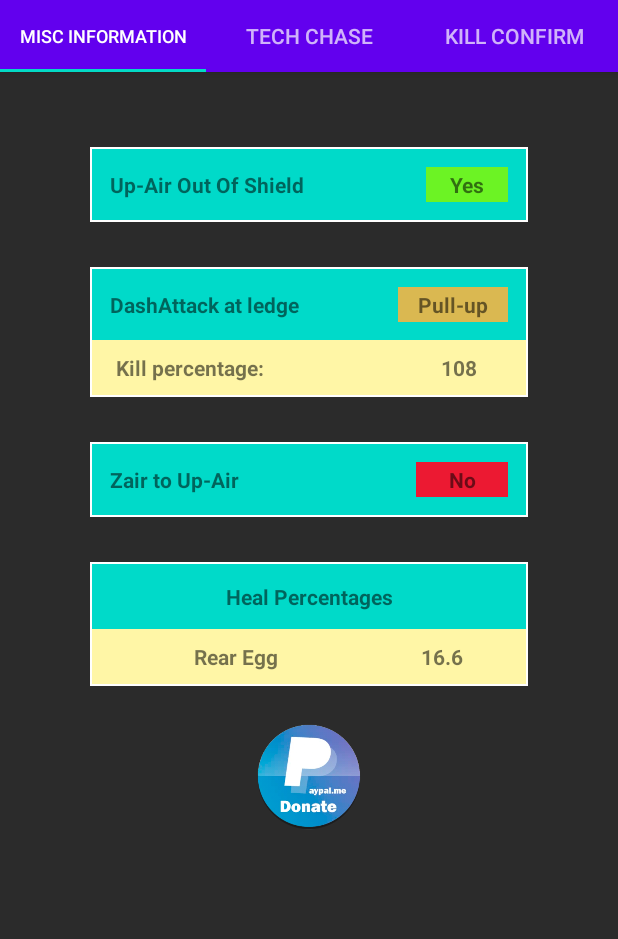
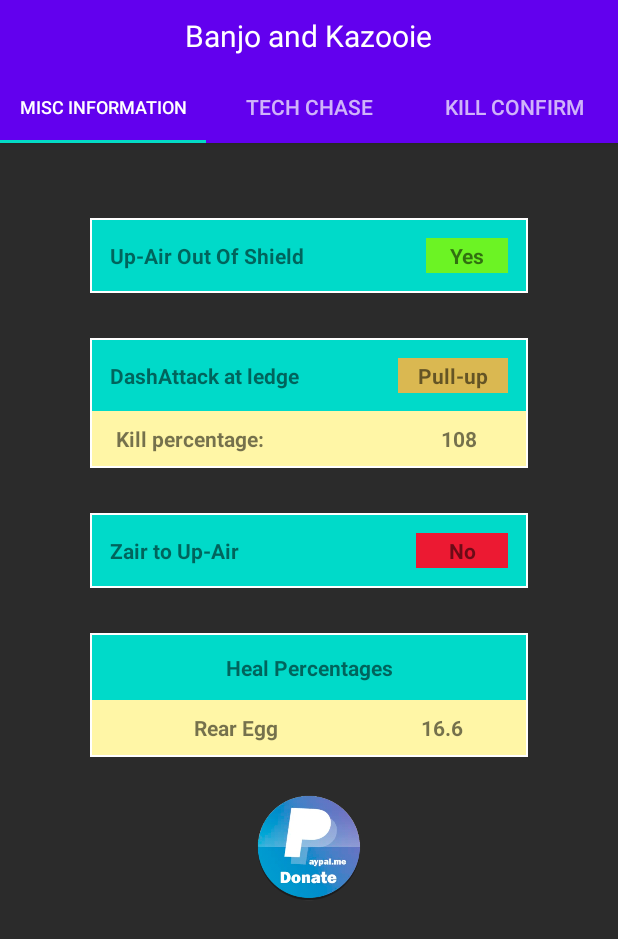
Before and after one commit to Dacrenzio/Lucapp-Android, an Android app: the screen it shows after launch (DataShowActivity), after a tap on "Banjo and Kazooie", on a phone screen of 412 x 824 dp. Shown: the top 939 px of the screen. Run offline under Robolectric (Android 15) with nearby library versions, the phone set to English and light mode, and no system bars; 1 statement that could not run was skipped.

Commit message:
Aggiunto nome del personaggio selezionato

```diff
--- a/app/src/main/java/com/lucases/CardView.java
+++ b/app/src/main/java/com/lucases/CardView.java
@@ -2,7 +2,6 @@ package com.lucases;
 
 import android.content.Context;
 import android.content.Intent;
-import android.widget.Toast;
 
 public class CardView {
     public static final String NomePG = "com.lucases.MESSAGE";
@@ -23,7 +22,7 @@ public class CardView {
     }
 
     public void click(Context c){
-        Toast.makeText(c, "Clicked on " + this.text, Toast.LENGTH_LONG).show();
+        //Toast.makeText(c, "Clicked on " + this.text, Toast.LENGTH_LONG).show();
         Intent intent = new Intent(c, DataShowActivity.class);
         intent.setFlags(Intent.FLAG_ACTIVITY_NEW_TASK);
         intent.putExtra(NomePG, this.text);
--- a/app/src/main/java/com/lucases/DataShowActivity.java
+++ b/app/src/main/java/com/lucases/DataShowActivity.java
@@ -4,6 +4,7 @@ import android.content.Intent;
 import android.graphics.Color;
 import android.os.Bundle;
 import android.view.View;
+import android.widget.TextView;
 
 import androidx.appcompat.app.AppCompatActivity;
 import androidx.viewpager2.widget.ViewPager2;
@@ -29,6 +30,8 @@ public class DataShowActivity extends AppCompatActivity {
 
         super.onCreate(savedInstanceState);
         setContentView(R.layout.activity_data_show);
+        TextView charName = findViewById(R.id.charName);
+        charName.setText(charData[0]);
         SectionsPagerAdapter sectionsPagerAdapter = new SectionsPagerAdapter(this);
         ViewPager2 viewPager = findViewById(R.id.view_pager);
         viewPager.setAdapter(sectionsPagerAdapter);
--- a/app/src/main/res/layout/activity_data_show.xml
+++ b/app/src/main/res/layout/activity_data_show.xml
@@ -10,6 +10,16 @@
         android:layout_width="match_parent"
         android:layout_height="wrap_content"
         android:theme="@style/AppTheme.AppBarOverlay">
+
+        <TextView
+            android:id="@+id/charName"
+            android:layout_gravity="center"
+            android:layout_width="wrap_content"
+            android:layout_height="wrap_content"
+            android:textSize="20dp"
+            android:padding="10dp"
+            android:textColor="#FFFFFF"
+            android:text="Char" />
 
         <com.google.android.material.tabs.TabLayout
             android:id="@+id/tabs"
```
